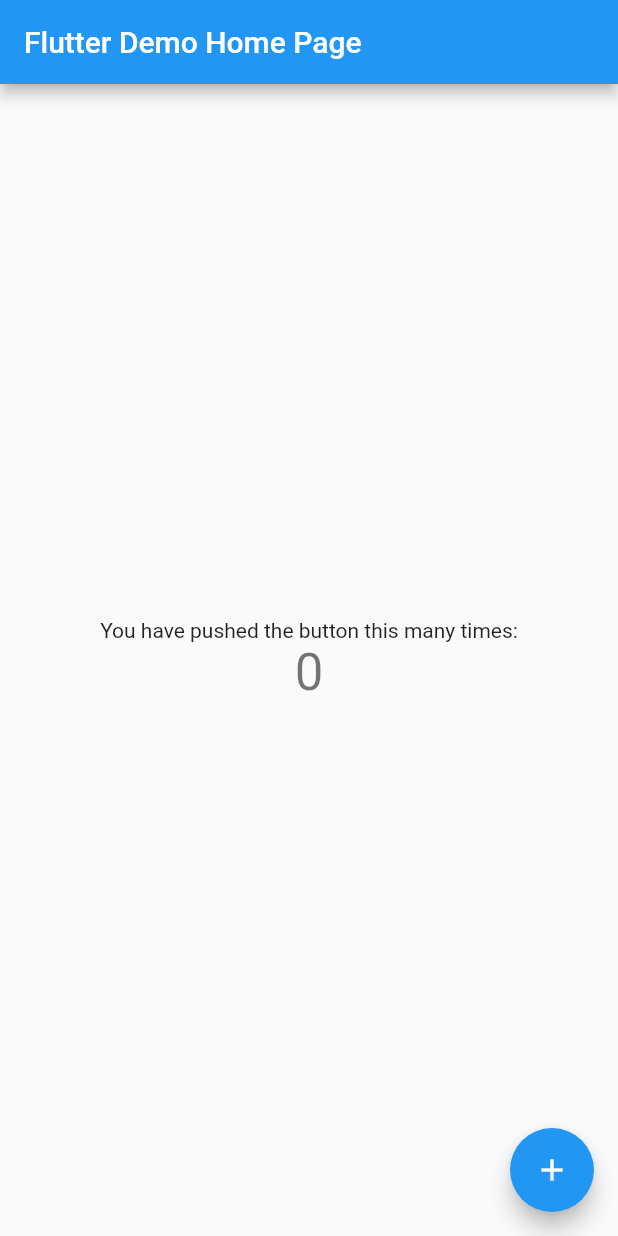
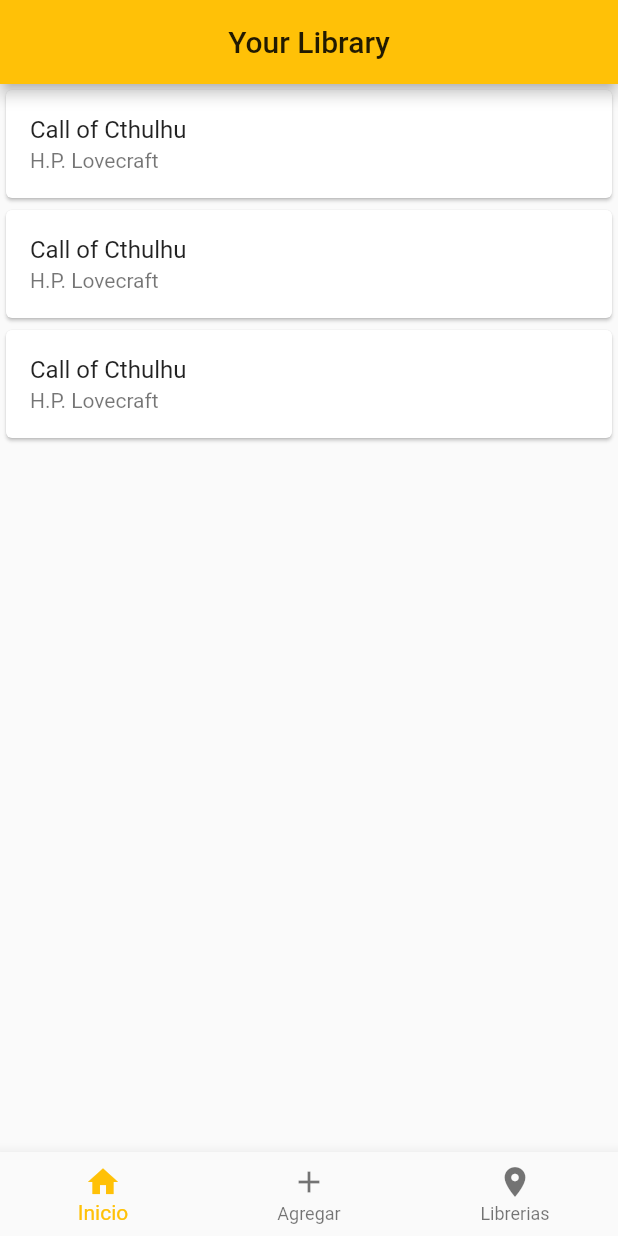
Before and after one commit to WiloCh/YourLibrary, a Flutter app: the screen it shows after launch, on a phone screen of 412 x 824 dp. Run offline on Flutter 3.47's test engine with Material 2 defaults, Android fonts, the phone set to English and light mode, and no system bars.

Commit message:
Creación de navegación de vistas e inicio de diseño de la vista home o inicio.

```diff
--- a/yourlibrary/lib/main.dart
+++ b/yourlibrary/lib/main.dart
@@ -1,4 +1,5 @@
 import 'package:flutter/material.dart';
+import 'package:yourlibrary/src/pages/main_page.dart';
 
 void main() {
   runApp(MyApp());
@@ -9,105 +10,10 @@ class MyApp extends StatelessWidget {
   @override
   Widget build(BuildContext context) {
     return MaterialApp(
-      title: 'Flutter Demo',
-      theme: ThemeData(
-        // This is the theme of your application.
-        //
-        // Try running your application with "flutter run". You'll see the
-        // application has a blue toolbar. Then, without quitting the app, try
-        // changing the primarySwatch below to Colors.green and then invoke
-        // "hot reload" (press "r" in the console where you ran "flutter run",
-        // or simply save your changes to "hot reload" in a Flutter IDE).
-        // Notice that the counter didn't reset back to zero; the application
-        // is not restarted.
-        primarySwatch: Colors.blue,
-      ),
-      home: MyHomePage(title: 'Flutter Demo Home Page'),
+      debugShowCheckedModeBanner: false,
+      title: 'Your Library',
+      theme: ThemeData(primarySwatch: Colors.amber),
+      home: MainPage(titulo: "Your Library"),
     );
   }
 }
-
-class MyHomePage extends StatefulWidget {
-  MyHomePage({Key? key, required this.title}) : super(key: key);
-
-  // This widget is the home page of your application. It is stateful, meaning
-  // that it has a State object (defined below) that contains fields that affect
-  // how it looks.
-
-  // This class is the configuration for the state. It holds the values (in this
-  // case the title) provided by the parent (in this case the App widget) and
-  // used by the build method of the State. Fields in a Widget subclass are
-  // always marked "final".
-
-  final String title;
-
-  @override
-  _MyHomePageState createState() => _MyHomePageState();
-}
-
-class _MyHomePageState extends State<MyHomePage> {
-  int _counter = 0;
-
-  void _incrementCounter() {
-    setState(() {
-      // This call to setState tells the Flutter framework that something has
-      // changed in this State, which causes it to rerun the build method below
-      // so that the display can reflect the updated values. If we changed
-      // _counter without calling setState(), then the build method would not be
-      // called again, and so nothing would appear to happen.
-      _counter++;
-    });
-  }
-
-  @override
-  Widget build(BuildContext context) {
-    // This method is rerun every time setState is called, for instance as done
-    // by the _incrementCounter method above.
-    //
-    // The Flutter framework has been optimized to make rerunning build methods
-    // fast, so that you can just rebuild anything that needs updating rather
-    // than having to individually change instances of widgets.
-    return Scaffold(
-      appBar: AppBar(
-        // Here we take the value from the MyHomePage object that was created by
-        // the App.build method, and use it to set our appbar title.
-        title: Text(widget.title),
-      ),
-      body: Center(
-        // Center is a layout widget. It takes a single child and positions it
-        // in the middle of the parent.
-        child: Column(
-          // Column is also a layout widget. It takes a list of children and
-          // arranges them vertically. By default, it sizes itself to fit its
-          // children horizontally, and tries to be as tall as its parent.
-          //
-          // Invoke "debug painting" (press "p" in the console, choose the
-          // "Toggle Debug Paint" action from the Flutter Inspector in Android
-          // Studio, or the "Toggle Debug Paint" command in Visual Studio Code)
-          // to see the wireframe for each widget.
-          //
-          // Column has various properties to control how it sizes itself and
-          // how it positions its children. Here we use mainAxisAlignment to
-          // center the children vertically; the main axis here is the vertical
-          // axis because Columns are vertical (the cross axis would be
-          // horizontal).
-          mainAxisAlignment: MainAxisAlignment.center,
-          children: <Widget>[
-            Text(
-              'You have pushed the button this many times:',
-            ),
-            Text(
-              '$_counter',
-              style: Theme.of(context).textTheme.headline4,
-            ),
-          ],
-        ),
-      ),
-      floatingActionButton: FloatingActionButton(
-        onPressed: _incrementCounter,
-        tooltip: 'Increment',
-        child: Icon(Icons.add),
-      ), // This trailing comma makes auto-formatting nicer for build methods.
-    );
-  }
-}
--- /dev/null
+++ b/yourlibrary/lib/src/pages/main_page.dart
@@ -0,0 +1,44 @@
+import 'package:flutter/material.dart';
+import 'package:yourlibrary/src/utils/views.dart';
+
+class MainPage extends StatefulWidget {
+  const MainPage({Key? key, required this.titulo}) : super(key: key);
+  final String titulo;
+
+  @override
+  _MainPageState createState() => _MainPageState();
+}
+
+class _MainPageState extends State<MainPage> {
+  int _selectedIndex = 0;
+
+  @override
+  void initState() {
+    super.initState();
+    print("Inicio del Estado");
+  }
+
+  @override
+  Widget build(BuildContext context) {
+    return Scaffold(
+      appBar: AppBar(
+        title: Center(child: Text(widget.titulo)),
+      ),
+      body: Container(
+        child: contentWidget[_selectedIndex],
+      ),
+      bottomNavigationBar: BottomNavigationBar(
+          currentIndex: _selectedIndex,
+          onTap: (value) {
+            setState(() {
+              _selectedIndex = value;
+              print("Cambio del Estado");
+            });
+          },
+          items: menuOptions
+              .map((e) =>
+                  BottomNavigationBarItem(icon: Icon(e.icon), label: e.label))
+              .toList()),
+    );
+  }
+}
--- /dev/null
+++ b/yourlibrary/lib/src/utils/views.dart
@@ -0,0 +1,19 @@
+import 'package:flutter/material.dart';
+import 'package:yourlibrary/src/widgets/content/addbook_widget.dart';
+import 'package:yourlibrary/src/widgets/content/home_widget.dart';
+import 'package:yourlibrary/src/widgets/content/libraries_widget.dart';
+
+class ItemMenu {
+  String label;
+  IconData icon;
+  ItemMenu(this.icon, this.label);
+  ItemMenu.create(this.icon, this.label);
+}
+
+List<ItemMenu> menuOptions = [
+  ItemMenu(Icons.home, "Inicio"),
+  ItemMenu.create(Icons.add, "Agregar"),
+  ItemMenu.create(Icons.location_on, "Librerias"),
+];
+
+List<Widget> contentWidget = [HomeWidget(), AddbookWidget(), LibrariesWidget()];
--- /dev/null
+++ b/yourlibrary/lib/src/widgets/cards/books_card.dart
@@ -0,0 +1,15 @@
+import 'package:flutter/material.dart';
+
+class BooksCard extends StatelessWidget {
+  const BooksCard({Key? key}) : super(key: key);
+
+  @override
+  Widget build(BuildContext context) {
+    return Card(
+      child: ListTile(
+        title: Text("Call of Cthulhu"),
+        subtitle: Text("H.P. Lovecraft"),
+      ),
+    );
+  }
+}
--- /dev/null
+++ b/yourlibrary/lib/src/widgets/content/home_widget.dart
@@ -0,0 +1,26 @@
+import 'package:flutter/material.dart';
+import 'package:yourlibrary/src/widgets/cards/books_card.dart';
+
+class HomeWidget extends StatefulWidget {
+  HomeWidget({Key? key}) : super(key: key);
+
+  @override
+  _HomeWidgetState createState() => _HomeWidgetState();
+}
+
+class _HomeWidgetState extends State<HomeWidget> {
+  @override
+  Widget build(BuildContext context) {
+    return Container(
+      child: Center(
+        child: Column(
+          children: [
+            BooksCard(),
+            BooksCard(),
+            BooksCard(),
+          ],
+        ),
+      ),
+    );
+  }
+}
```
Also changed, not shown: yourlibrary/lib/src/models/book_model.dart (added, +37 -0 lines), yourlibrary/lib/src/widgets/content/addbook_widget.dart (added, +17 -0 lines), yourlibrary/lib/src/widgets/content/libraries_widget.dart (added, +19 -0 lines), yourlibrary/assets/images/b1.png (added).
